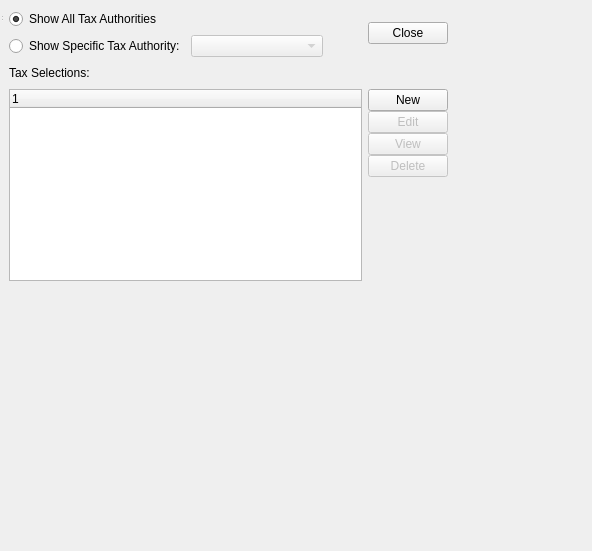
Above: guiclient/taxSelections.ui from Pegasus-RPG/xtuple-client before the change. Below: the same form after it.
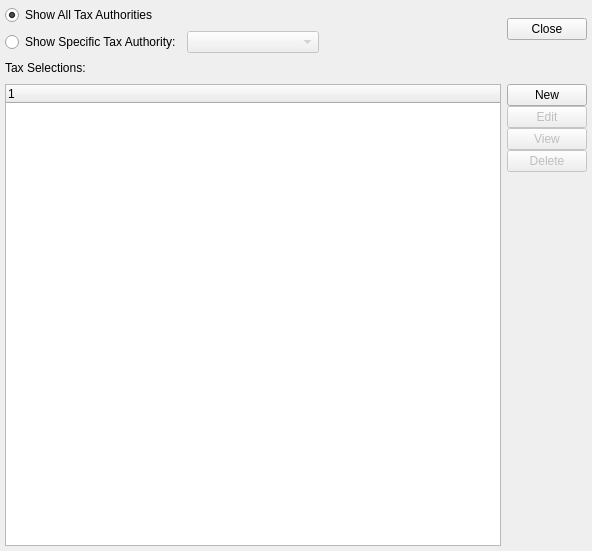
That is the form after the change. Custom widgets are drawn as their Qt base class.

```diff
--- a/guiclient/taxSelections.ui
+++ b/guiclient/taxSelections.ui
@@ -12,14 +12,7 @@
   <property name="windowTitle" >
    <string>List Tax Selections</string>
   </property>
-  <widget class="QWidget" name="centralwidget" >
    <layout class="QVBoxLayout" >
-    <property name="margin" >
-     <number>9</number>
-    </property>
-    <property name="spacing" >
-     <number>6</number>
-    </property>
     <item>
      <layout class="QHBoxLayout" >
       <property name="margin" >
@@ -305,8 +298,6 @@
      </layout>
     </item>
    </layout>
-  </widget>
-  <widget class="QStatusBar" name="statusbar" />
  </widget>
  <layoutdefault spacing="5" margin="5" />
  <customwidgets>
```
